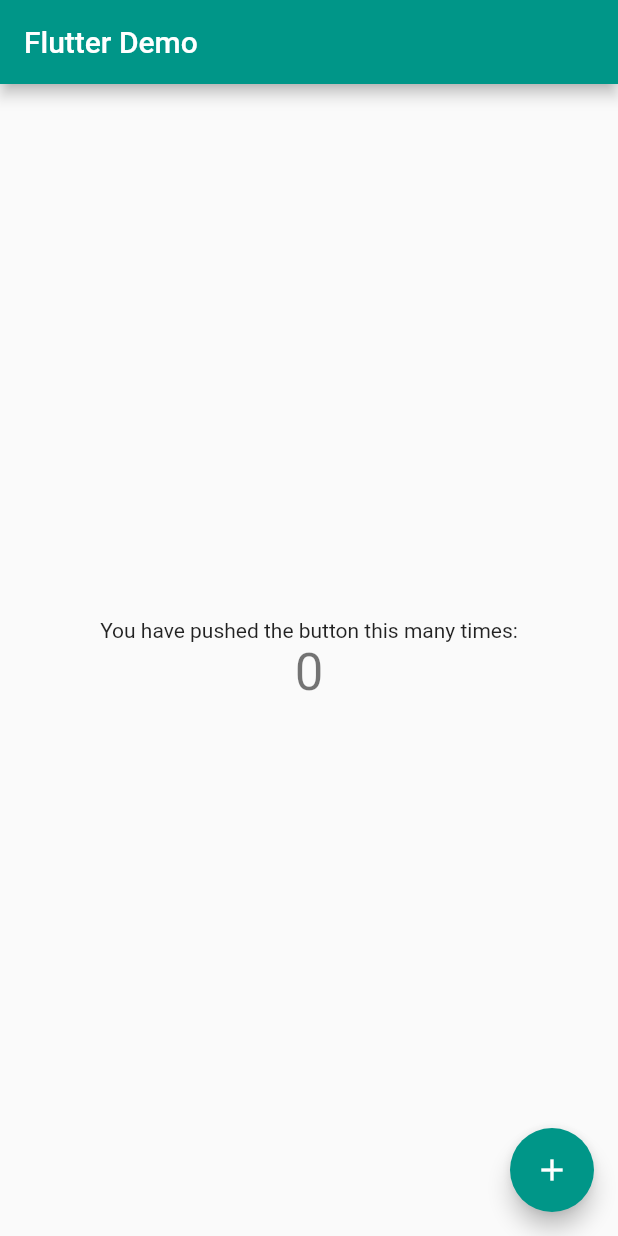
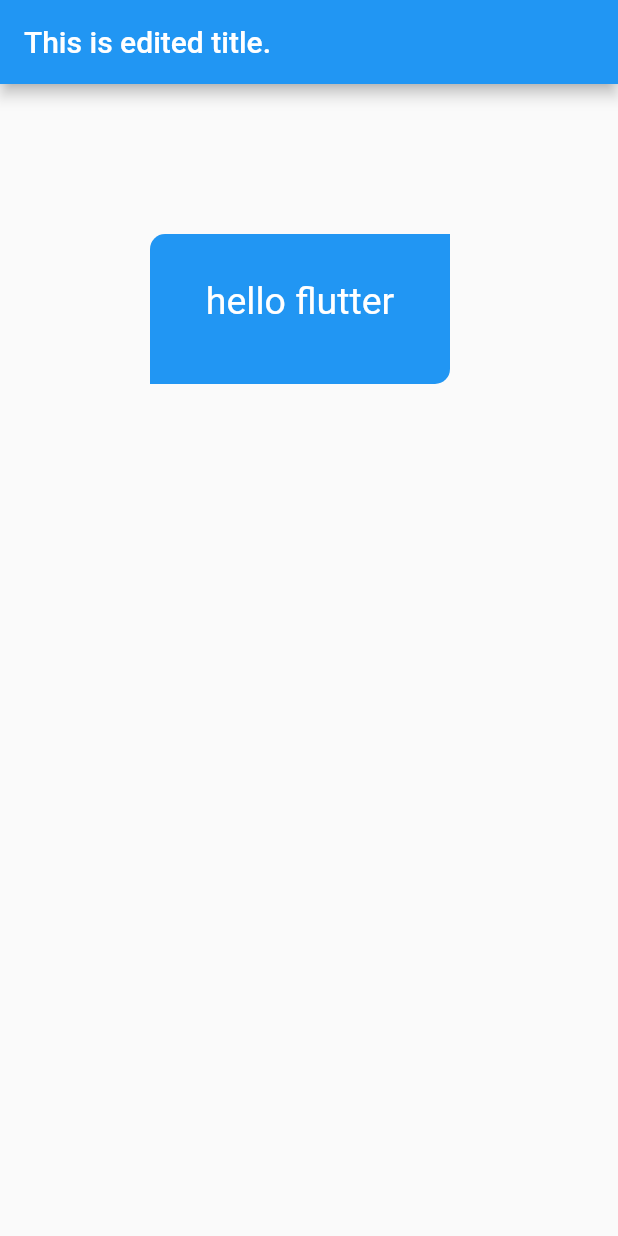
Before and after one commit to muzahidul190/first_flutter_app, a Flutter app: the screen it shows after launch, on a phone screen of 412 x 824 dp. Run offline on Flutter 3.47's test engine with Material 2 defaults, Android fonts, the phone set to English and light mode, and no system bars.

Commit message:
center hello flutter

```diff
--- a/lib/main.dart
+++ b/lib/main.dart
@@ -1,3 +1,4 @@
+import 'package:flutter/cupertino.dart';
 import 'package:flutter/material.dart';
 
 void main() {
@@ -7,109 +8,53 @@ void main() {
 class MyApp extends StatelessWidget {
   const MyApp({Key? key}) : super(key: key);
 
-  // This widget is the root of your application.
   @override
   Widget build(BuildContext context) {
     return MaterialApp(
-      title: 'Flutter Demo',
+      debugShowCheckedModeBanner: false,
+      title: 'My Application page',
       theme: ThemeData(
-        // This is the theme of your application.
-        //
-        // Try running your application with "flutter run". You'll see the
-        // application has a blue toolbar. Then, without quitting the app, try
-        // changing the primarySwatch below to Colors.green and then invoke
-        // "hot reload" (press "r" in the console where you ran "flutter run",
-        // or simply save your changes to "hot reload" in a Flutter IDE).
-        // Notice that the counter didn't reset back to zero; the application
-        // is not restarted.
-        primarySwatch: Colors.teal,
+        primarySwatch: Colors.blue,
       ),
-      home: const MyHomePage(title: 'Flutter Demo'),
+      home: MyHomePage(),
     );
   }
 }
 
-class MyHomePage extends StatefulWidget {
-  const MyHomePage({Key? key, required this.title}) : super(key: key);
-
-  // This widget is the home page of your application. It is stateful, meaning
-  // that it has a State object (defined below) that contains fields that affect
-  // how it looks.
-
-  // This class is the configuration for the state. It holds the values (in this
-  // case the title) provided by the parent (in this case the App widget) and
-  // used by the build method of the State. Fields in a Widget subclass are
-  // always marked "final".
-
-  final String title;
-
-  @override
-  State<MyHomePage> createState() => _MyHomePageState();
-}
-
-class _MyHomePageState extends State<MyHomePage> {
-  int _counter = 0;
-
-  void _incrementCounter() {
-    setState(() {
-      // This call to setState tells the Flutter framework that something has
-      // changed in this State, which causes it to rerun the build method below
-      // so that the display can reflect the updated values. If we changed
-      // _counter without calling setState(), then the build method would not be
-      // called again, and so nothing would appear to happen.
-      _counter++;
-    });
-  }
+class MyHomePage extends StatelessWidget {
+  const MyHomePage({
+    Key? key,
+  }) : super(key: key);
 
   @override
   Widget build(BuildContext context) {
-    // This method is rerun every time setState is called, for instance as done
-    // by the _incrementCounter method above.
-    //
-    // The Flutter framework has been optimized to make rerunning build methods
-    // fast, so that you can just rebuild anything that needs updating rather
-    // than having to individually change instances of widgets.
     return Scaffold(
       appBar: AppBar(
-        // Here we take the value from the MyHomePage object that was created by
-        // the App.build method, and use it to set our appbar title.
-        title: Text(widget.title),
+        title: const Text('This is edited title.'),
       ),
-      body: Center(
-        // Center is a layout widget. It takes a single child and positions it
-        // in the middle of the parent.
-        child: Column(
-          // Column is also a layout widget. It takes a list of children and
-          // arranges them vertically. By default, it sizes itself to fit its
-          // children horizontally, and tries to be as tall as its parent.
-          //
-          // Invoke "debug painting" (press "p" in the console, choose the
-          // "Toggle Debug Paint" action from the Flutter Inspector in Android
-          // Studio, or the "Toggle Debug Paint" command in Visual Studio Code)
-          // to see the wireframe for each widget.
-          //
-          // Column has various properties to control how it sizes itself and
-          // how it positions its children. Here we use mainAxisAlignment to
-          // center the children vertically; the main axis here is the vertical
-          // axis because Columns are vertical (the cross axis would be
-          // horizontal).
-          mainAxisAlignment: MainAxisAlignment.center,
-          children: <Widget>[
-            const Text(
-              'You have pushed the button this many times:',
-            ),
-            Text(
-              '$_counter',
-              style: Theme.of(context).textTheme.headline4,
-            ),
-          ],
+      body: Container(
+        padding: const EdgeInsets.only(top: 30),
+        margin: const EdgeInsets.all(100),
+        decoration: const BoxDecoration(
+          color: Colors.blue,
+          borderRadius: BorderRadius.only(
+            bottomRight: Radius.circular(10),
+            topLeft: Radius.circular(10),
+          ),
+          //border: Border({})
+        ),
+        height: 100,
+        width: 200,
+        child: const Text(
+          'hello flutter',
+          textAlign: TextAlign.center,
+          style: TextStyle(
+            fontSize: 25,
+            color: Colors.white,
+            //background: Paint(Colors.accents,),
+          ),
         ),
       ),
-      floatingActionButton: FloatingActionButton(
-        onPressed: _incrementCounter,
-        tooltip: 'Increment',
-        child: const Icon(Icons.add),
-      ), // This trailing comma makes auto-formatting nicer for build methods.
     );
   }
 }
--- /dev/null
+++ b/lib/test.dart
@@ -0,0 +1,15 @@
+class Person {
+  int? age;
+  String? name;
+
+  Person(int age, String name) {
+    this.age = age;
+    this.name = name;
+  }
+}
+
+void main() {
+  const Person p(age: 10,name: Karim);
+
+  print(p.age);
+}
```
Also changed, not shown: pubspec.lock.
